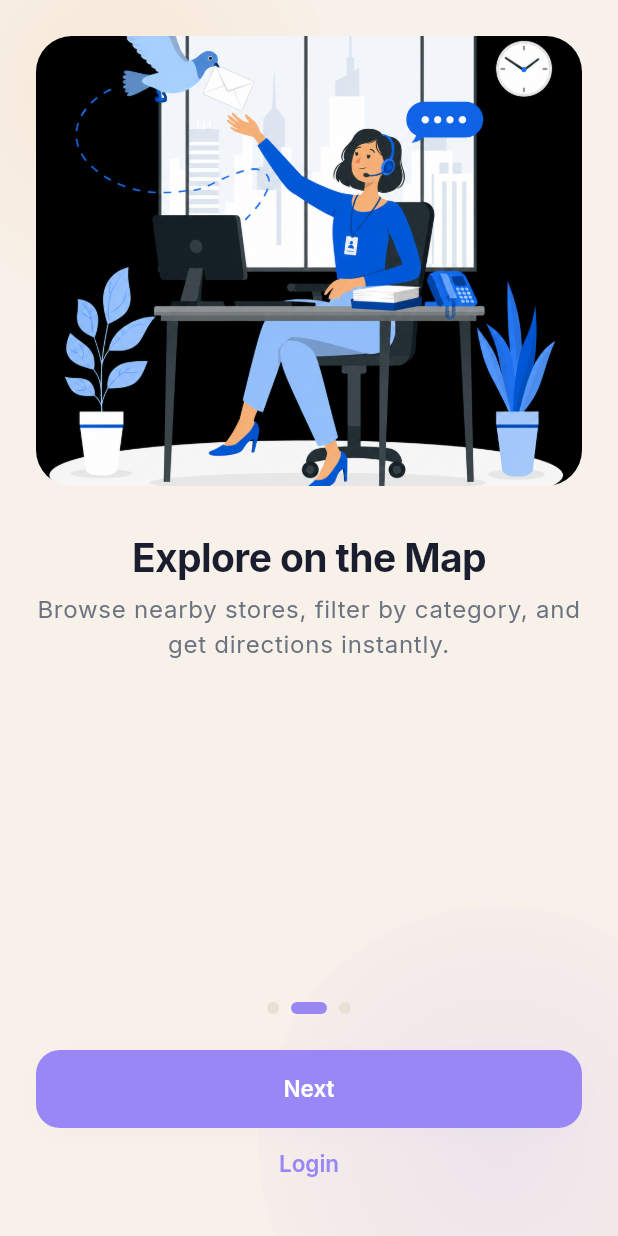
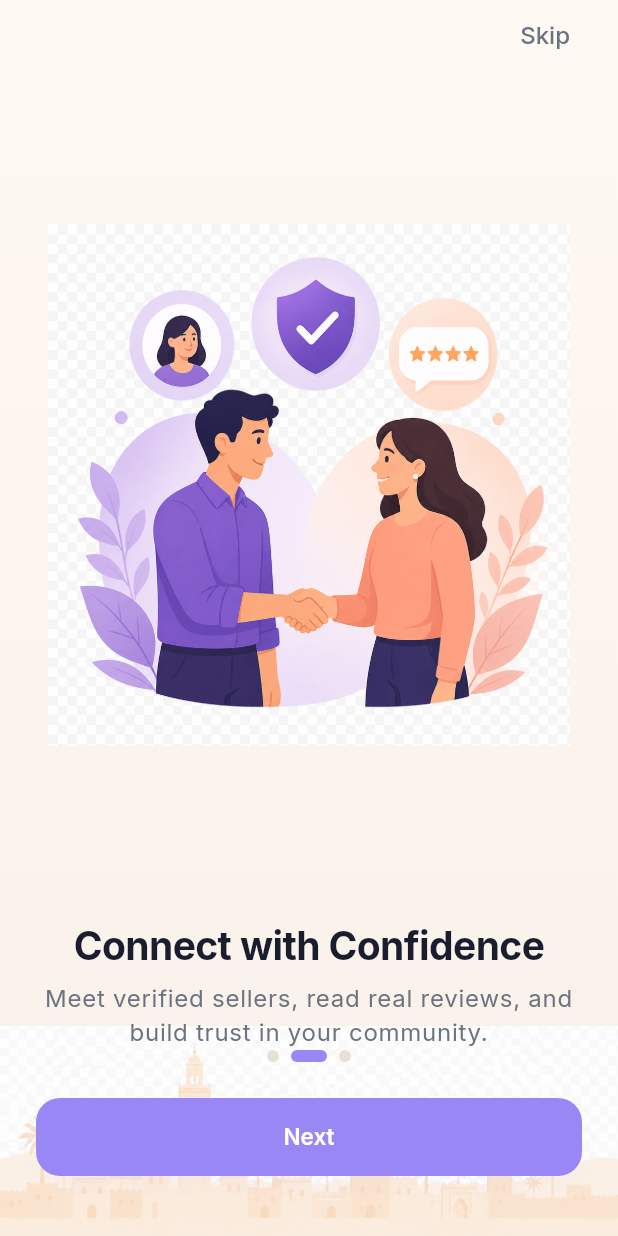
Before and after one commit to slayqueearikma-beep/margem, a Flutter app: the OnboardingWelcomeScreen screen opened by its route, swiped to page 2, on a phone screen of 412 x 824 dp. Run offline on Flutter 3.47's test engine with Material 3 defaults, Android fonts, the phone set to English and light mode, and no system bars; our stand-ins replace cached_network_image, flutter_rating_bar, flutter_riverpod, flutter_secure_storage, geolocator, go_router and 5 more; accounts and stored records are empty.

Commit message:
Implement approved onboarding flow with skyline backdrop
- Splash uses official logo on cream gradient + Morocco skyline
- Three onboarding slides: discover, connect, grow illustrations
- Navigation: Next/Skip on slides 1-2, Get Started/Log in on slide 3
- Mark onboarding complete on skip or finish; returning users skip flow
- Launch path: splash -> onboarding (first time) -> login or home if authed

Co-authored-by: slayqueearikma-beep <slayqueearikma-beep@users.noreply.github.com>

```diff
--- /dev/null
+++ b/souq-local/mobile/lib/core/widgets/onboarding_backdrop.dart
@@ -0,0 +1,55 @@
+import 'package:flutter/material.dart';
+
+import '../theme/app_colors.dart';
+
+/// Shared cream gradient + Morocco skyline used on splash and onboarding.
+class OnboardingBackdrop extends StatelessWidget {
+  const OnboardingBackdrop({
+    super.key,
+    required this.child,
+    this.showSkyline = true,
+  });
+
+  final Widget child;
+  final bool showSkyline;
+
+  static const _skylineAsset = 'assets/images/onboarding/onboarding_skyline.png';
+
+  @override
+  Widget build(BuildContext context) {
+    final width = MediaQuery.sizeOf(context).width;
+    final skylineHeight = width * 0.34;
+
+    return DecoratedBox(
+      decoration: const BoxDecoration(
+        gradient: LinearGradient(
+          begin: Alignment.topCenter,
+          end: Alignment.bottomCenter,
+          colors: [
+            AppColors.creamSoft,
+            AppColors.cream,
+          ],
+        ),
+      ),
+      child: Stack(
+        fit: StackFit.expand,
+        children: [
+          if (showSkyline)
+            Positioned(
+              left: 0,
+              right: 0,
+              bottom: 0,
+              child: Image.asset(
+                _skylineAsset,
+                width: width,
+                height: skylineHeight,
+                fit: BoxFit.cover,
+                alignment: Alignment.bottomCenter,
+              ),
+            ),
+          child,
+        ],
+      ),
+    );
+  }
+}
--- a/souq-local/mobile/lib/features/onboarding/onboarding_welcome_screen.dart
+++ b/souq-local/mobile/lib/features/onboarding/onboarding_welcome_screen.dart
@@ -1,49 +1,43 @@
 import 'package:flutter/material.dart';
+import 'package:flutter_riverpod/flutter_riverpod.dart';
 import 'package:go_router/go_router.dart';
 
+import '../../core/services/app_storage.dart';
 import '../../core/theme/app_colors.dart';
 import '../../core/theme/app_spacing.dart';
 import '../../core/widgets/app_buttons.dart';
-import '../../core/widgets/content_widgets.dart';
-import '../../core/widgets/margem_background.dart';
+import '../../core/widgets/onboarding_backdrop.dart';
 import '../../core/widgets/onboarding_scaffold.dart';
 import '../../l10n/app_localizations.dart';
 
-class OnboardingWelcomeScreen extends StatefulWidget {
+class OnboardingWelcomeScreen extends ConsumerStatefulWidget {
   const OnboardingWelcomeScreen({super.key});
 
   @override
-  State<OnboardingWelcomeScreen> createState() =>
+  ConsumerState<OnboardingWelcomeScreen> createState() =>
       _OnboardingWelcomeScreenState();
 }
 
-class _OnboardingWelcomeScreenState extends State<OnboardingWelcomeScreen> {
+class _OnboardingWelcomeScreenState
+    extends ConsumerState<OnboardingWelcomeScreen> {
   final _pageController = PageController();
   int _currentPage = 0;
 
-  /// Order requested: former 3rd → 1st, former 1st → 2nd, former middle → 3rd.
   List<_SlideData> _slides(AppStrings l10n) => [
         _SlideData(
           title: l10n.discoverTitle,
           subtitle: l10n.discoverSubtitle,
-          backgroundColor: AppColors.lavenderMuted,
-          icon: Icons.lightbulb_outline_rounded,
-          imageAsset: null,
-          imageFit: BoxFit.contain,
+          imageAsset: 'assets/images/onboarding/onboarding_02_discover.png',
         ),
         _SlideData(
-          title: l10n.exploreMapTitle,
-          subtitle: l10n.exploreMapSubtitle,
-          backgroundColor: AppColors.lavender.withValues(alpha: 0.12),
-          icon: Icons.map_outlined,
-          imageAsset: 'assets/images/onboarding/onboarding_02_support.png',
+          title: l10n.connectTitle,
+          subtitle: l10n.connectSubtitle,
+          imageAsset: 'assets/images/onboarding/onboarding_03_connect.png',
         ),
         _SlideData(
-          title: l10n.trustedReviewsTitle,
-          subtitle: l10n.trustedReviewsSubtitle,
-          backgroundColor: AppColors.peachMuted,
-          icon: Icons.volunteer_activism_rounded,
-          imageAsset: 'assets/images/onboarding/onboarding_03_community.png',
+          title: l10n.growTitle,
+          subtitle: l10n.growSubtitle,
+          imageAsset: 'assets/images/onboarding/onboarding_04_grow.png',
         ),
       ];
 
@@ -53,14 +47,23 @@ class _OnboardingWelcomeScreenState extends State<OnboardingWelcomeScreen> {
     super.dispose();
   }
 
+  Future<void> _completeOnboardingAndGoLogin() async {
+    final storage = ref.read(appStorageProvider);
+    if (storage != null) {
+      await storage.completeOnboarding();
+    }
+    if (!mounted) return;
+    context.go('/login');
+  }
+
   void _next(int slideCount) {
     if (_currentPage < slideCount - 1) {
       _pageController.nextPage(
         duration: const Duration(milliseconds: 350),
-        curve: Curves.easeOut,
+        curve: Curves.easeOutCubic,
       );
     } else {
-      context.push('/onboarding/account-type');
+      _completeOnboardingAndGoLogin();
     }
   }
 
@@ -68,13 +71,48 @@ class _OnboardingWelcomeScreenState extends State<OnboardingWelcomeScreen> {
   Widget build(BuildContext context) {
     final l10n = context.l10n;
     final slides = _slides(l10n);
+    final isLastPage = _currentPage == slides.length - 1;
+    final bottomInset = MediaQuery.paddingOf(context).bottom;
 
     return Scaffold(
       backgroundColor: Colors.transparent,
-      body: MargemBackground(
+      body: OnboardingBackdrop(
         child: SafeArea(
           child: Column(
+            crossAxisAlignment: CrossAxisAlignment.stretch,
             children: [
+              SizedBox(
+                height: 48,
+                child: isLastPage
+                    ? const SizedBox.shrink()
+                    : Align(
+                        alignment: AlignmentDirectional.centerEnd,
+                        child: Padding(
+                          padding: const EdgeInsetsDirectional.only(
+                            end: AppSpacing.screenHorizontal,
+                          ),
+                          child: TextButton(
+                            onPressed: _completeOnboardingAndGoLogin,
+                            style: TextButton.styleFrom(
+                              foregroundColor: AppColors.textSecondary,
+                              padding: const EdgeInsets.symmetric(
+                                horizontal: 8,
+                                vertical: 4,
+                              ),
+                              minimumSize: const Size(44, 44),
+                              tapTargetSize: MaterialTapTargetSize.shrinkWrap,
+                            ),
+                            child: Text(
+                              l10n.skip,
+                              style: const TextStyle(
+                                fontWeight: FontWeight.w500,
+                                fontSize: 16,
+                              ),
+                            ),
+                          ),
+                        ),
+                      ),
+              ),
               Expanded(
                 child: PageView.builder(
                   controller: _pageController,
@@ -83,28 +121,33 @@ class _OnboardingWelcomeScreenState extends State<OnboardingWelcomeScreen> {
                   itemBuilder: (_, index) {
                     final slide = slides[index];
                     return Padding(
-                      padding: const EdgeInsets.fromLTRB(
-                        AppSpacing.screenHorizontal,
-                        AppSpacing.lg,
-                        AppSpacing.screenHorizontal,
-                        0,
+                      padding: const EdgeInsets.symmetric(
+                        horizontal: AppSpacing.screenHorizontal,
                       ),
                       child: Column(
                         children: [
-                          OnboardingIllustration(
-                            backgroundColor: slide.backgroundColor,
-                            icon: slide.icon,
-                            imageAsset: slide.imageAsset,
-                            imageFit: slide.imageFit,
+                          Expanded(
+                            child: Padding(
+                              padding: const EdgeInsets.fromLTRB(8, 8, 8, 0),
+                              child: Image.asset(
+                                slide.imageAsset,
+                                fit: BoxFit.contain,
+                                alignment: Alignment.center,
+                              ),
+                            ),
                           ),
-                          const SizedBox(height: AppSpacing.xl),
+                          const SizedBox(height: AppSpacing.lg),
                           Text(
                             slide.title,
                             textAlign: TextAlign.center,
                             style: Theme.of(context)
                                 .textTheme
                                 .headlineSmall
-                                ?.copyWith(fontWeight: FontWeight.w700),
+                                ?.copyWith(
+                                  fontWeight: FontWeight.w700,
+                                  color: AppColors.navy,
+                                  height: 1.2,
+                                ),
                           ),
                           const SizedBox(height: AppSpacing.sm),
                           Text(
@@ -131,17 +174,18 @@ class _OnboardingWelcomeScreenState extends State<OnboardingWelcomeScreen> {
                   horizontal: AppSpacing.screenHorizontal,
                 ),
                 child: PrimaryButton(
-                  label: _currentPage == slides.length - 1
-                      ? l10n.getStarted
-                      : l10n.next,
+                  label: isLastPage ? l10n.getStarted : l10n.next,
                   onPressed: () => _next(slides.length),
                 ),
               ),
-              LinkTextButton(
-                label: l10n.login,
-                onPressed: () => context.go('/login'),
-              ),
-              const SizedBox(height: AppSpacing.lg),
+              if (isLastPage)
+                LinkTextButton(
+                  label: l10n.logIn,
+                  onPressed: _completeOnboardingAndGoLogin,
+                )
+              else
+                const SizedBox(height: AppSpacing.lg),
+              SizedBox(height: AppSpacing.md + bottomInset),
             ],
           ),
         ),
@@ -154,16 +198,10 @@ class _SlideData {
   const _SlideData({
     required this.title,
     required this.subtitle,
-    required this.backgroundColor,
-    required this.icon,
-    this.imageAsset,
-    this.imageFit = BoxFit.cover,
+    required this.imageAsset,
   });
 
   final String title;
   final String subtitle;
-  final Color backgroundColor;
-  final IconData icon;
-  final String? imageAsset;
-  final BoxFit imageFit;
+  final String imageAsset;
 }
--- a/souq-local/mobile/lib/features/splash/splash_screen.dart
+++ b/souq-local/mobile/lib/features/splash/splash_screen.dart
@@ -5,7 +5,7 @@ import 'package:go_router/go_router.dart';
 import '../../core/services/app_storage.dart';
 import '../../core/services/auth_service.dart';
 import '../../core/widgets/app_brand_logo.dart';
-import '../../core/widgets/margem_background.dart';
+import '../../core/widgets/onboarding_backdrop.dart';
 
 class SplashScreen extends ConsumerStatefulWidget {
   const SplashScreen({super.key});
@@ -54,12 +54,6 @@ class _SplashScreenState extends ConsumerState<SplashScreen>
       ref.read(authSessionProvider.notifier).state = restored;
     }
 
-    if (!storage.isLanguageSelected) {
-      if (!mounted) return;
-      context.go('/language');
-      return;
-    }
-
     final session = storage.getSession();
     if (session != null) {
       if (session.isGuest) {
@@ -96,14 +90,14 @@ class _SplashScreenState extends ConsumerState<SplashScreen>
       return;
     }
 
-    if (storage.isOnboardingComplete) {
+    if (!storage.isOnboardingComplete) {
       if (!mounted) return;
-      context.go('/login');
+      context.go('/onboarding');
       return;
     }
 
     if (!mounted) return;
-    context.go('/onboarding');
+    context.go('/login');
   }
 
   @override
@@ -115,10 +109,8 @@ class _SplashScreenState extends ConsumerState<SplashScreen>
   @override
   Widget build(BuildContext context) {
     return Scaffold(
-      body: MargemBackground(
-        child: LayoutBuilder(
-          builder: (context, constraints) {
-            return Center(
+      body: OnboardingBackdrop(
+        child: Center(
           child: FadeTransition(
             opacity: _fade,
             child: ScaleTransition(
@@ -129,8 +121,6 @@ class _SplashScreenState extends ConsumerState<SplashScreen>
               ),
             ),
           ),
-            );
-          },
         ),
       ),
     );
--- a/souq-local/mobile/lib/l10n/strings/app_strings.dart
+++ b/souq-local/mobile/lib/l10n/strings/app_strings.dart
@@ -34,6 +34,10 @@ abstract class AppStrings {
   String get exploreMapSubtitle;
   String get trustedReviewsTitle;
   String get trustedReviewsSubtitle;
+  String get connectTitle;
+  String get connectSubtitle;
+  String get growTitle;
+  String get growSubtitle;
   String get chooseAccountType;
   String get chooseAccountTypeSubtitle;
   String get accountTypeSectionLabel;
--- a/souq-local/mobile/lib/l10n/strings/app_strings_ar.dart
+++ b/souq-local/mobile/lib/l10n/strings/app_strings_ar.dart
@@ -66,6 +66,16 @@ class AppStringsAr extends AppStringsEn {
   @override
   String get trustedReviewsSubtitle =>
       'اقرأ تقييمات المشترين الحقيقيين واكتشف أكثر المحلات موثوقية في مدينتك.';
+  @override
+  String get connectTitle => 'تواصل بثقة';
+  @override
+  String get connectSubtitle =>
+      'تعرّف على بائعين موثوقين، واقرأ تقييمات حقيقية، وابنِ الثقة في مجتمعك.';
+  @override
+  String get growTitle => 'نمِّ نشاطك التجاري';
+  @override
+  String get growSubtitle =>
+      'أدرج متجرك، واصل إلى المزيد من العملاء، وتتبّع نجاحك على MarGem.';
   @override
   String get chooseAccountType => 'مرحباً بك في MarGem';
   @override
--- a/souq-local/mobile/lib/l10n/strings/app_strings_en.dart
+++ b/souq-local/mobile/lib/l10n/strings/app_strings_en.dart
@@ -66,6 +66,16 @@ class AppStringsEn extends AppStrings {
   @override
   String get trustedReviewsSubtitle =>
       'Read ratings from real buyers and discover the most trusted businesses in your city.';
+  @override
+  String get connectTitle => 'Connect with Confidence';
+  @override
+  String get connectSubtitle =>
+      'Meet verified sellers, read real reviews, and build trust in your community.';
+  @override
+  String get growTitle => 'Grow Your Business';
+  @override
+  String get growSubtitle =>
+      'List your shop, reach more customers, and track your success on MarGem.';
   @override
   String get chooseAccountType => 'Welcome to MarGem';
   @override
--- a/souq-local/mobile/lib/l10n/strings/app_strings_fr.dart
+++ b/souq-local/mobile/lib/l10n/strings/app_strings_fr.dart
@@ -67,6 +67,16 @@ class AppStringsFr extends AppStringsEn {
   @override
   String get trustedReviewsSubtitle =>
       'Consultez les notes des acheteurs et découvrez les commerces les plus fiables de votre ville.';
+  @override
+  String get connectTitle => 'Connectez-vous en toute confiance';
+  @override
+  String get connectSubtitle =>
+      'Rencontrez des vendeurs vérifiés, lisez des avis authentiques et renforcez la confiance dans votre communauté.';
+  @override
+  String get growTitle => 'Développez votre activité';
+  @override
+  String get growSubtitle =>
+      'Référencez votre boutique, touchez plus de clients et suivez votre succès sur MarGem.';
   @override
   String get chooseAccountType => 'Bienvenue sur MarGem';
   @override
```
Also changed, not shown: souq-local/mobile/assets/images/onboarding/onboarding_02_discover.png (added), souq-local/mobile/assets/images/onboarding/onboarding_03_connect.png (added), souq-local/mobile/assets/images/onboarding/onboarding_04_grow.png (added), souq-local/mobile/assets/images/onboarding/onboarding_skyline.png (added). Lines whose indentation alone changed are shown as unchanged.
